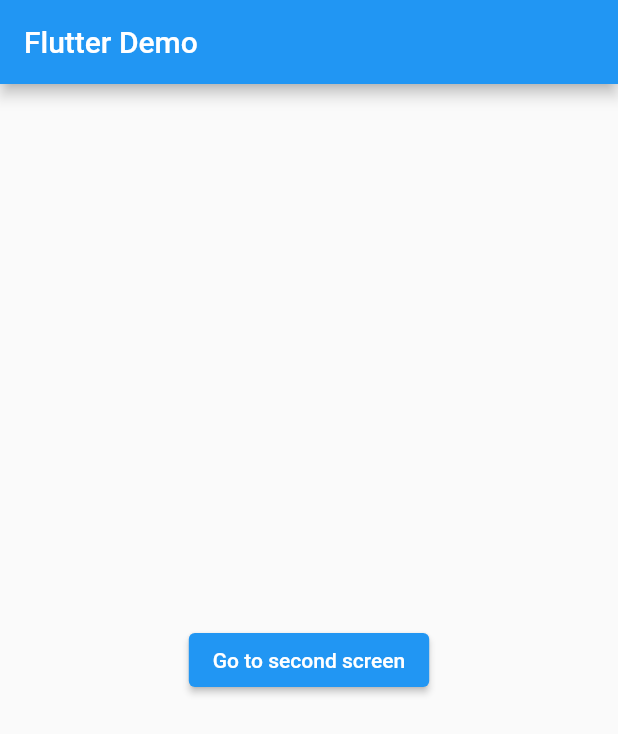
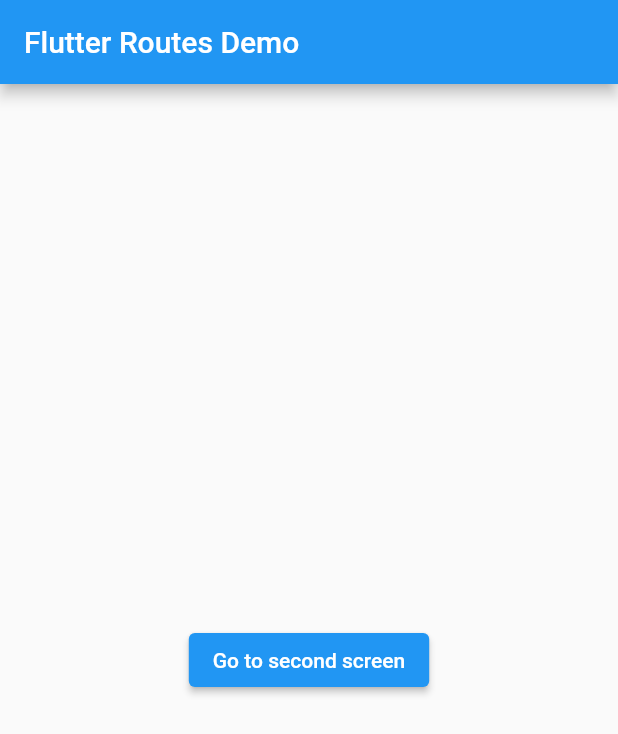
Before and after one commit to UmarFarooqApp/Flutter_Routs, a Flutter app: the screen it shows after launch, on a phone screen of 412 x 824 dp. Shown: the top 734 px of the screen. Run offline on Flutter 3.47's test engine with Material 2 defaults, Android fonts, the phone set to English and light mode, and no system bars.

Commit message:
genrated rooutes class added

```diff
--- /dev/null
+++ b/lib/Core/Services/Genrated_routes.dart
@@ -0,0 +1,25 @@
+import 'package:flutter/cupertino.dart';
+import 'package:flutter/material.dart';
+import 'package:flutter_roots/Core/Services/Routes_name.dart';
+import 'package:flutter_roots/Screens/HomePage.dart';
+import 'package:flutter_roots/Screens/SeconedScreen.dart';
+import 'package:flutter_roots/Screens/ThirdScreen.dart';
+
+class Genrated_routes{
+  static Route<dynamic> genrateRoutes(RouteSettings settings){
+    switch(settings.name){
+      case Routes_name.HomeScreen:
+        return MaterialPageRoute(builder: (con)=>MyHomePage(title: "Flutter Routes Demo"));
+        case Routes_name.SecodScreen:
+        return MaterialPageRoute(builder: (con)=>SeconedScreen());
+        case Routes_name.ThirdScreen:
+        return MaterialPageRoute(builder: (con)=>ThirdScreen(argu: settings.arguments as Map,));
+
+        default:return MaterialPageRoute(builder: (con)=>Scaffold(
+          appBar: AppBar(title: Text("No rout found"),),
+        ));
+
+    }
+
+  }
+}
--- /dev/null
+++ b/lib/Core/Services/Routes_name.dart
@@ -0,0 +1,8 @@
+import 'package:flutter_roots/Screens/HomePage.dart';
+import 'package:flutter_roots/Screens/ThirdScreen.dart';
+
+class Routes_name{
+  static const HomeScreen="MyHomePage";
+  static const SecodScreen="SecondScreen";
+  static const ThirdScreen="ThirdScreen";
+}
--- a/lib/Screens/HomePage.dart
+++ b/lib/Screens/HomePage.dart
@@ -1,5 +1,6 @@
 
 import 'package:flutter/material.dart';
+import 'package:flutter_roots/Core/Services/Routes_name.dart';
 
 class MyHomePage extends StatefulWidget {
   static const String id ="MyHomePage";
@@ -33,7 +34,7 @@ class _MyHomePageState extends State<MyHomePage> {
           mainAxisAlignment: MainAxisAlignment.center,
           children:  <Widget>[
            ElevatedButton(onPressed: (){
-             Navigator.pushNamed(context, "SeconedScreen");
+          Navigator.pushNamed(context, Routes_name.SecodScreen);
 
            }, child: const Text("Go to second screen"))
 
--- a/lib/Screens/SeconedScreen.dart
+++ b/lib/Screens/SeconedScreen.dart
@@ -1,5 +1,6 @@
 
 import 'package:flutter/material.dart';
+import 'package:flutter_roots/Core/Services/Routes_name.dart';
 
 class SeconedScreen extends StatefulWidget {
   static const String id ="SeconedScreen";
@@ -25,7 +26,7 @@ class _SeconedScreenState extends State<SeconedScreen> {
           mainAxisAlignment: MainAxisAlignment.center,
           children:  <Widget>[
             ElevatedButton(onPressed: (){
-              Navigator.pushNamed(context, "ThirdScreen",arguments: {
+              Navigator.pushNamed(context, Routes_name.ThirdScreen,arguments: {
                 'name':'umar',
                 'age':'26'
               });
--- a/lib/main.dart
+++ b/lib/main.dart
@@ -1,4 +1,6 @@
 import 'package:flutter/material.dart';
+import 'package:flutter_roots/Core/Services/Genrated_routes.dart';
+import 'package:flutter_roots/Core/Services/Routes_name.dart';
 import 'package:flutter_roots/Screens/SeconedScreen.dart';
 import 'package:flutter_roots/Screens/ThirdScreen.dart';
 
@@ -16,19 +18,21 @@ class MyApp extends StatelessWidget {
   Widget build(BuildContext context) {
 
     return MaterialApp(
+      debugShowCheckedModeBanner: false,
 
       theme: ThemeData(
 
         primarySwatch: Colors.blue,
       ),
-     initialRoute:MyHomePage.id ,
-     routes: {
-
-        MyHomePage.id: (context)=>MyHomePage(title: 'Flutter Demo'),
-       SeconedScreen.id:(context)=>SeconedScreen(),
-       ThirdScreen.id:(context)=>ThirdScreen(),
-     },
+     initialRoute:Routes_name.HomeScreen ,
+     // routes: {
+     //
+     //    MyHomePage.id: (context)=>MyHomePage(title: 'Flutter Demo'),
+     //   SeconedScreen.id:(context)=>SeconedScreen(),
+     //   ThirdScreen.id:(context)=>ThirdScreen(),
+     // },
      // home: const MyHomePage(title: 'Flutter Demo Home Page'),
+      onGenerateRoute: Genrated_routes.genrateRoutes,
     );
   }
 }
```
Also changed, not shown: lib/Screens/ThirdScreen.dart (+7 -4 lines).
